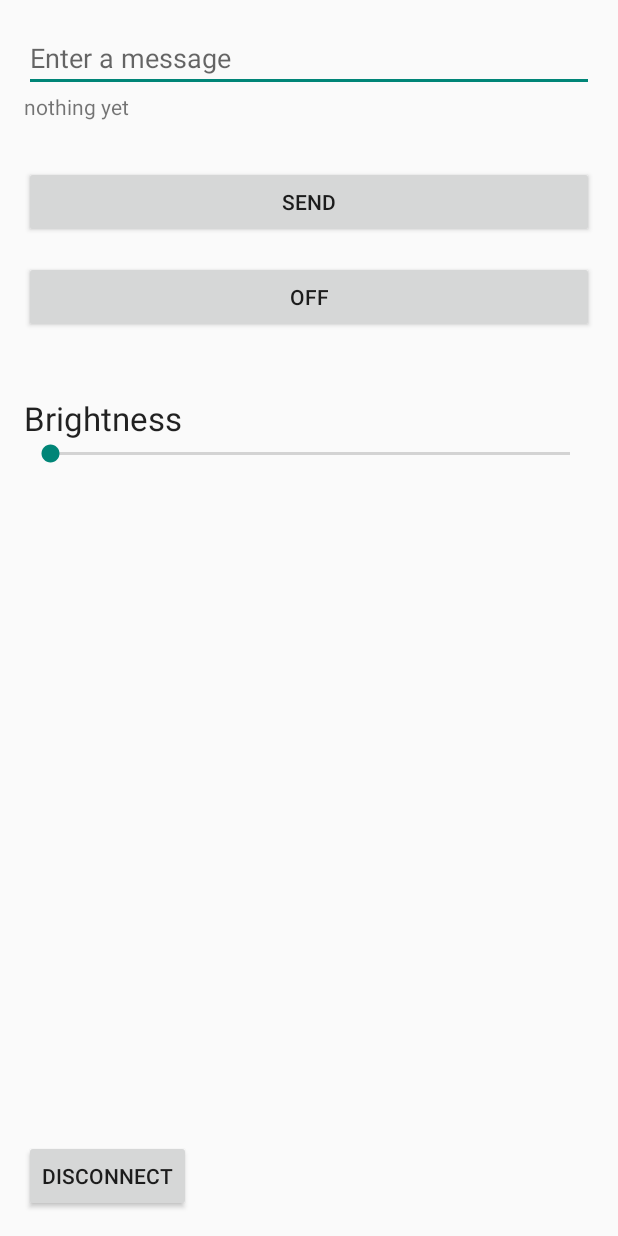
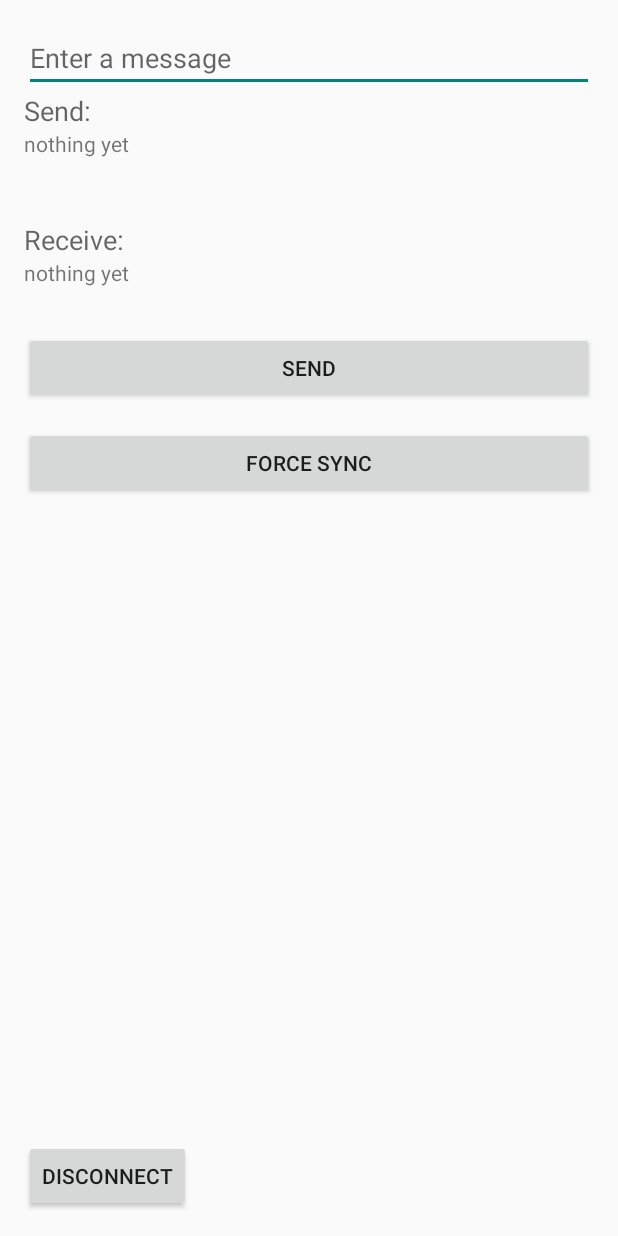
Before and after one commit to detree/ece445_app, an Android app: the layout activity_led_control.xml on its own in the app's theme, with its tools: preview values and no code run, on a phone screen of 412 x 824 dp. Run offline under Robolectric (Android 15) with nearby library versions, the light colour scheme and no system bars.

Commit message:
complete functionality on communicating BT

```diff
--- a/app/src/main/AndroidManifest.xml
+++ b/app/src/main/AndroidManifest.xml
@@ -20,7 +20,7 @@
             </intent-filter>
         </activity>
         <activity
-            android:name="ece445.BTtoAdruino.ledControl"
+            android:name="ece445.BTtoAdruino.BTCommActivity"
             android:label="LED Control" >
         </activity>
     </application>
--- a/app/src/main/java/ece445/BTtoAdruino/DeviceList.java
+++ b/app/src/main/java/ece445/BTtoAdruino/DeviceList.java
@@ -99,10 +99,10 @@ public class DeviceList extends AppCompatActivity
             String address = info.substring(info.length() - 17);
 
             // Make an intent to start next activity.
-            Intent i = new Intent(DeviceList.this, ledControl.class);
+            Intent i = new Intent(DeviceList.this, BTCommActivity.class);
 
             //Change the activity.
-            i.putExtra(EXTRA_ADDRESS, address); //this will be received at ledControl (class) Activity
+            i.putExtra(EXTRA_ADDRESS, address); //this will be received at BTCommActivity (class) Activity
             startActivity(i);
         }
     };
--- a/app/src/main/res/layout/activity_device_list.xml
+++ b/app/src/main/res/layout/activity_device_list.xml
@@ -9,7 +9,7 @@
         android:layout_width="wrap_content"
         android:layout_height="wrap_content"
         android:text="Paired Devices"
-        android:id="@+id/textView"
+        android:id="@+id/textView0"
         android:layout_alignParentTop="true"
         android:layout_alignParentLeft="true"
         android:layout_alignParentStart="true" />
@@ -31,5 +31,5 @@
         android:id="@+id/listView"
         android:layout_centerHorizontal="true"
         android:layout_above="@+id/button"
-        android:layout_below="@+id/textView" />
+        android:layout_below="@+id/textView0" />
 </RelativeLayout>
--- a/app/src/main/res/layout/activity_led_control.xml
+++ b/app/src/main/res/layout/activity_led_control.xml
@@ -3,7 +3,7 @@
     android:layout_height="match_parent" android:paddingLeft="@dimen/activity_horizontal_margin"
     android:paddingRight="@dimen/activity_horizontal_margin"
     android:paddingTop="@dimen/activity_vertical_margin"
-    android:paddingBottom="@dimen/activity_vertical_margin" tools:context="ece445.BTtoAdruino.ledControl">
+    android:paddingBottom="@dimen/activity_vertical_margin" tools:context="ece445.BTtoAdruino.BTCommActivity">
 
     <EditText android:id="@+id/edit_message"
         android:layout_width="match_parent"
@@ -14,52 +14,56 @@
     <TextView
         android:layout_width="wrap_content"
         android:layout_height="wrap_content"
-        android:text="@string/textView2"
-        android:id="@+id/textView2"
+        android:textAppearance="?android:attr/textAppearanceMedium"
+        android:text="Send:"
+        android:id="@+id/textView1"
         android:layout_below="@+id/edit_message"
         android:layout_alignParentLeft="true"
         android:layout_alignParentStart="true" />
 
-    <SeekBar
+    <TextView
         android:layout_width="wrap_content"
         android:layout_height="wrap_content"
-        android:id="@+id/seekBar"
-        android:max="255"
-        android:progress="1"
-        android:indeterminate="false"
-        android:layout_below="@+id/textView3"
+        android:text="@string/textView2"
+        android:id="@+id/textView2"
+        android:layout_below="@+id/textView1"
         android:layout_alignParentLeft="true"
-        android:layout_alignParentStart="true"
-        android:layout_alignParentRight="true"
-        android:layout_alignParentEnd="true" />
+        android:layout_alignParentStart="true" />
 
     <TextView
         android:layout_width="wrap_content"
         android:layout_height="wrap_content"
-        android:textAppearance="?android:attr/textAppearanceLarge"
-        android:text="Brightness"
+        android:textAppearance="?android:attr/textAppearanceMedium"
+        android:text="Receive:"
         android:id="@+id/textView3"
         android:layout_marginTop="42dp"
-        android:layout_below="@+id/button3"
+        android:layout_below="@+id/textView2"
+        android:layout_alignParentLeft="true"
+        android:layout_alignParentStart="true" />
+
+    <TextView
+        android:layout_width="wrap_content"
+        android:layout_height="wrap_content"
+        android:text="@string/textView4"
+        android:id="@+id/textView4"
+        android:layout_below="@+id/textView3"
         android:layout_alignParentLeft="true"
         android:layout_alignParentStart="true" />
 
     <Button
-        android:layout_width="wrap_content"
+        android:layout_width="match_parent"
         android:layout_height="wrap_content"
         android:text="Send"
         android:id="@+id/button2"
         android:layout_marginTop="30dp"
-        android:layout_below="@+id/textView2"
+        android:layout_below="@+id/textView4"
         android:layout_alignParentLeft="true"
-        android:layout_alignParentStart="true"
-        android:layout_alignRight="@+id/seekBar"
-        android:layout_alignEnd="@+id/seekBar" />
+        android:layout_alignParentStart="true"/>
 
     <Button
-        android:layout_width="wrap_content"
+        android:layout_width="match_parent"
         android:layout_height="wrap_content"
-        android:text="OFF"
+        android:text="Force Sync"
         android:id="@+id/button3"
         android:layout_marginTop="15dp"
         android:layout_below="@+id/button2"
@@ -77,15 +81,4 @@
         android:layout_alignParentLeft="true"
         android:layout_alignParentStart="true" />
 
-    <TextView
-        android:layout_width="wrap_content"
-        android:layout_height="wrap_content"
-        android:id="@+id/lumn"
-        android:layout_alignTop="@+id/textView3"
-        android:layout_toRightOf="@+id/button4"
-        android:layout_marginLeft="6dp"
-        android:layout_marginStart="6dp"
-        android:layout_alignParentRight="true"
-        android:layout_alignParentEnd="true"
-        android:layout_above="@+id/seekBar" />
 </RelativeLayout>
--- a/app/src/main/res/menu/menu_led_control.xml
+++ b/app/src/main/res/menu/menu_led_control.xml
@@ -1,6 +1,6 @@
 <menu xmlns:android="http://schemas.android.com/apk/res/android"
     xmlns:app="http://schemas.android.com/apk/res-auto"
-    xmlns:tools="http://schemas.android.com/tools" tools:context="ece445.BTtoAdruino.ledControl">
+    xmlns:tools="http://schemas.android.com/tools" tools:context="ece445.BTtoAdruino.BTCommActivity">
     <item android:id="@+id/action_settings" android:title="@string/action_settings"
         android:orderInCategory="100" app:showAsAction="never" />
 </menu>
--- a/app/src/main/res/values/strings.xml
+++ b/app/src/main/res/values/strings.xml
@@ -1,9 +1,10 @@
 <resources>
-    <string name="app_name">LED</string>
+    <string name="app_name">SmartBladder</string>
 
     <string name="hello_world">Hello world!</string>
     <string name="action_settings">Settings</string>
     <string name="title_activity_led_control">ledControl</string>
     <string name="edit_message">Enter a message</string>
     <string name="textView2">nothing yet</string>
+    <string name="textView4">nothing yet</string>
 </resources>
```
Also changed, not shown: app/src/main/java/ece445/BTtoAdruino/BTActions.java (+97 -3 lines), app/src/main/java/ece445/BTtoAdruino/BTCommActivity.java (added, +200 -0 lines), app/src/main/java/ece445/BTtoAdruino/MsgFormatter.java (added, +10 -0 lines), app/src/main/java/ece445/BTtoAdruino/Parameter.java (added, +17 -0 lines), app/src/main/java/ece445/BTtoAdruino/ledControl.java (deleted, +0 -238 lines), 1 other file.
